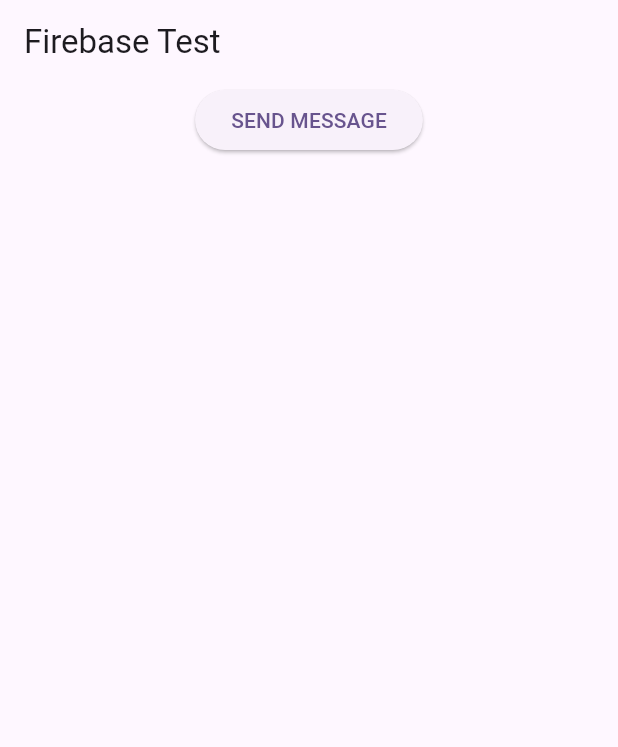
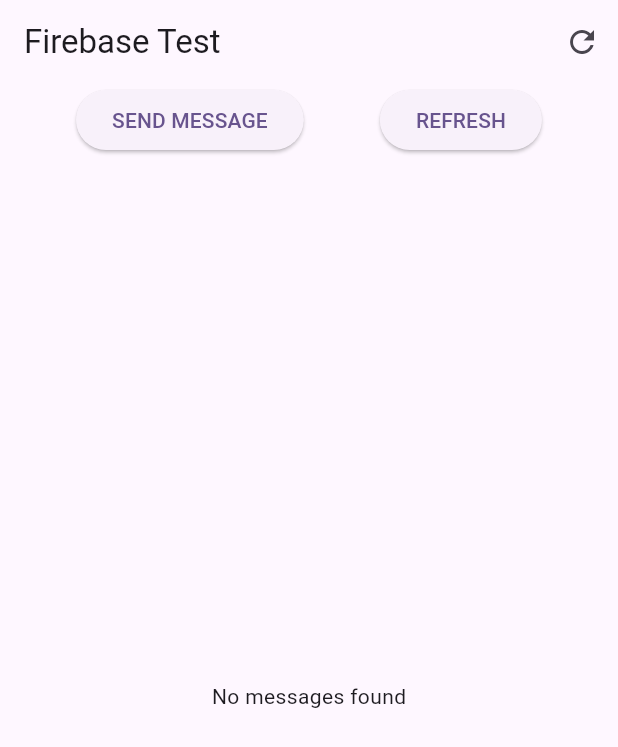
Before and after one commit to lepton23/stacshack25, a Flutter app: the screen it shows after launch, after a tap on "SEND MESSAGE", on a phone screen of 412 x 824 dp. Shown: the top 747 px of the screen. Run offline on Flutter 3.47's test engine with Material 3 defaults, Android fonts, the phone set to English and light mode, and no system bars; our stand-ins replace cloud_firestore, firebase_core, geolocator; missing offline and left inert: geoflutterfire_plus, what3words; accounts and stored records are empty.

Commit message:
Sending and Getting Data

```diff
--- a/hivemind_beta/lib/controllers/firebase_controller.dart
+++ b/hivemind_beta/lib/controllers/firebase_controller.dart
@@ -1,38 +1,49 @@
 import 'package:cloud_firestore/cloud_firestore.dart';
 import 'package:geoflutterfire_plus/geoflutterfire_plus.dart';
+import 'package:geolocator/geolocator.dart';
+import 'package:hivemind_beta/controllers/locator.dart';
 import 'package:hivemind_beta/models/geo.dart';
 import 'package:hivemind_beta/models/message.dart';
+import 'package:what3words/what3words.dart';
 
 class FirebaseController {
   final _firestore = FirebaseFirestore.instance;
   static const String _geofield = 'geo';
 
-  Future<void> addMessage(double latitude, double longitude, String body) async {
+  Future<void> addMessage(String body) async {
     try {
-      // https://pub.dev/packages/geoflutterfire_plus
-      final GeoFirePoint geoFirePoint = GeoFirePoint(GeoPoint(latitude, longitude));
+      final position = await determinePosition();
+      final GeoFirePoint geoFirePoint = GeoFirePoint(GeoPoint(position.latitude, position.longitude));
+      // final threeWords = await get3Words(position);
+      final threeWords = "temp.poo.rary";
 
-      final message = Message(geo: Geo.fromGeoFirePoint(geoFirePoint), body: body, threeWords: "ABC");
+      final message = Message(
+        geo: Geo.fromGeoFirePoint(geoFirePoint),
+        body: body,
+        threeWords: threeWords,
+        comments: [],
+        likes: 0,
+        dislikes: 0,
+      );
 
       final docRef = await GeoCollectionReference<Map<String, dynamic>>(
         _firestore.collection('messages'),
-      ).add(<String, dynamic>{
-        _geofield: geoFirePoint.data,
-        "body": body,
-        "threeWords": "ABC",
-        "timestamp": FieldValue.serverTimestamp(),
-      });
+      ).add(message.toMap());
 
       print("Document added with ID: ${docRef.id}");
+      print("Added message: ${message.toMap()}");
     } catch (e) {
       print("Error adding message to Firebase: $e");
-      // You might want to rethrow the error or handle it differently
       rethrow;
     }
   }
 
-  Future<Stream<List<Message>>> getMessages(double latitude, double longitude, double radius) async {
-    final GeoFirePoint center = GeoFirePoint(GeoPoint(latitude, longitude));
+  Future<Stream<List<Message>>> getMessages(double radius) async {
+    try {
+      print("Getting messages with radius: $radius km");
+      final position = await determinePosition();
+      print("Current position: ${position.latitude}, ${position.longitude}");
+      final GeoFirePoint center = GeoFirePoint(GeoPoint(position.latitude, position.longitude));
       final typedCollectionReference = _firestore
           .collection('messages')
           .withConverter<Message>(
@@ -46,6 +57,22 @@
         typedCollectionReference,
       ).subscribeWithin(center: center, radiusInKm: radius, field: _geofield, geopointFrom: geopointFrom);
 
-    return stream.map((List<DocumentSnapshot<Message>> event) => event.map((e) => e.data()!).toList());
+      return stream.map((List<DocumentSnapshot<Message>> documents) {
+        print("Received ${documents.length} documents");
+        return documents.map((doc) {
+          final message = doc.data()!;
+          print("Document ID: ${doc.id}");
+          print("Message: ${message.body}");
+          print("Location: ${message.geo.geopoint.latitude}, ${message.geo.geopoint.longitude}");
+          print("Three Words: ${message.threeWords}");
+          print("Likes: ${message.likes}, Dislikes: ${message.dislikes}");
+          print("Comments: ${message.comments}");
+          return message;
+        }).toList();
+      });
+    } catch (e) {
+      print("Error getting messages: $e");
+      return Stream.value([]);
     }
   }
+}
--- a/hivemind_beta/lib/main.dart
+++ b/hivemind_beta/lib/main.dart
@@ -2,7 +2,6 @@
 import 'package:flutter/material.dart';
 import 'package:hivemind_beta/firebase_options.dart';
 import 'package:hivemind_beta/views/screens/firebase_test.dart';
-import 'locator.dart';
 
 void main() async {
   WidgetsFlutterBinding.ensureInitialized();
--- a/hivemind_beta/lib/models/geo.dart
+++ b/hivemind_beta/lib/models/geo.dart
@@ -4,7 +4,7 @@
 class Geo {
   Geo({required this.geohash, required this.geopoint});
 
-  factory Geo.fromJson(Map<String, dynamic> json) {
+  factory Geo.fromMap(Map<String, dynamic> json) {
     return Geo(geohash: json['geohash'] as String, geopoint: json['geopoint'] as GeoPoint);
   }
 
--- a/hivemind_beta/lib/models/message.dart
+++ b/hivemind_beta/lib/models/message.dart
@@ -2,45 +2,42 @@
 import 'package:hivemind_beta/models/geo.dart';
 
 class Message {
-  Message({
-    required this.body,
-    required this.geo,
-    required this.threeWords,
-    this.likes = 0,
-    this.dislikes = 0,
-    this.comments = const [],
-  });
-
   final Geo geo;
   final String body;
   final String threeWords;
-  int likes;
-  int dislikes;
-  List<String> comments;
+  final List<String> comments;
+  final int likes;
+  final int dislikes;
+
+  Message({
+    required this.geo,
+    required this.body,
+    required this.threeWords,
+    this.comments = const [],
+    this.likes = 0,
+    this.dislikes = 0,
+  });
 
   Map<String, dynamic> toMap() {
-    return <String, dynamic>{
+    return {
       'geo': geo.toMap(),
       'body': body,
       'threeWords': threeWords,
+      'comments': comments,
       'likes': likes,
       'dislikes': dislikes,
-      'comments': comments,
     };
   }
 
-  factory Message.fromMap(Map<String, dynamic> map) {
+  static Message fromDocumentSnapshot(DocumentSnapshot<Map<String, dynamic>> doc) {
+    final data = doc.data()!;
     return Message(
-      geo: Geo.fromJson(map['geo'] as Map<String, dynamic>),
-      body: map['body'] as String,
-      threeWords: map['threeWords'] as String,
-      likes: map['likes'] as int? ?? 0,
-      dislikes: map['dislikes'] as int? ?? 0,
-      comments: List<String>.from(map['comments'] as List<dynamic>? ?? []),
+      geo: Geo.fromMap(data['geo'] as Map<String, dynamic>),
+      body: data['body'] as String,
+      threeWords: data['threeWords'] as String,
+      comments: List<String>.from(data['comments'] ?? []),
+      likes: data['likes'] as int? ?? 0,
+      dislikes: data['dislikes'] as int? ?? 0,
     );
   }
-
-  factory Message.fromDocumentSnapshot(DocumentSnapshot snapshot) {
-    return Message.fromMap(snapshot.data()! as Map<String, dynamic>);
-  }
 }
--- a/hivemind_beta/lib/views/screens/firebase_test.dart
+++ b/hivemind_beta/lib/views/screens/firebase_test.dart
@@ -1,28 +1,101 @@
 import 'package:flutter/material.dart';
 import 'package:hivemind_beta/controllers/firebase_controller.dart';
-import 'package:hivemind_beta/models/geo.dart';
+
 import 'package:hivemind_beta/models/message.dart';
 
-class FirebaseTest extends StatelessWidget {
+class FirebaseTest extends StatefulWidget {
   const FirebaseTest({super.key});
 
   @override
+  State<FirebaseTest> createState() => _FirebaseTestState();
+}
+
+class _FirebaseTestState extends State<FirebaseTest> {
+  final FirebaseController firebaseController = FirebaseController();
+  late Future<Stream<List<Message>>> messagesStreamFuture;
+
+  @override
+  void initState() {
+    super.initState();
+    _refreshMessages();
+  }
+
+  void _refreshMessages() {
+    setState(() {
+      messagesStreamFuture = firebaseController.getMessages(1.0); // 1km radius
+    });
+  }
+
+  @override
   Widget build(BuildContext context) {
-    final firebaseController = FirebaseController();
-
     return Scaffold(
-      appBar: AppBar(title: const Text('Firebase Test')),
-      body: Center(
-        child: Column(
+      appBar: AppBar(
+        title: const Text('Firebase Test'),
+        actions: [
+          IconButton(
+            icon: Icon(Icons.refresh),
+            onPressed: _refreshMessages,
+          ),
+        ],
+      ),
+      body: Column(
+        children: [
+          Row(
+            mainAxisAlignment: MainAxisAlignment.spaceEvenly,
             children: [
               ElevatedButton(
                 child: Text("SEND MESSAGE"),
                 onPressed: () {
-                firebaseController.addMessage(45.268913, -66.054178, "Hello, World!");
+                  firebaseController.addMessage("Hello, World!");
                 },
+              ),
+              ElevatedButton(
+                onPressed: _refreshMessages,
+                child: Text("REFRESH"),
               ),
             ],
           ),
+          Expanded(
+            child: FutureBuilder<Stream<List<Message>>>(
+              future: messagesStreamFuture,
+              builder: (context, snapshot) {
+                if (snapshot.connectionState == ConnectionState.waiting) {
+                  return Center(child: CircularProgressIndicator());
+                } else if (snapshot.hasError) {
+                  return Center(child: Text('Error: ${snapshot.error}'));
+                } else if (!snapshot.hasData) {
+                  return Center(child: Text('No messages stream available'));
+                } else {
+                  return StreamBuilder<List<Message>>(
+                    stream: snapshot.data!,
+                    builder: (context, snapshot) {
+                      if (snapshot.connectionState == ConnectionState.waiting) {
+                        return Center(child: CircularProgressIndicator());
+                      } else if (snapshot.hasError) {
+                        return Center(child: Text('Error: ${snapshot.error}'));
+                      } else if (!snapshot.hasData || snapshot.data!.isEmpty) {
+                        return Center(child: Text('No messages found'));
+                      } else {
+                        return ListView.builder(
+                          itemCount: snapshot.data!.length,
+                          itemBuilder: (context, index) {
+                            final message = snapshot.data![index];
+                            return ListTile(
+                              title: Text(message.body),
+                              subtitle: Text(
+                                '${message.threeWords} - ${message.geo.geopoint.latitude}, ${message.geo.geopoint.longitude}',
+                              ),
+                            );
+                          },
+                        );
+                      }
+                    },
+                  );
+                }
+              },
+            ),
+          ),
+        ],
       ),
     );
   }
```
Also changed, not shown: hivemind_beta/lib/controllers/locator.dart (renamed from hivemind_beta/lib/locator.dart, +4 -3 lines). Lines whose indentation alone changed are shown as unchanged.
